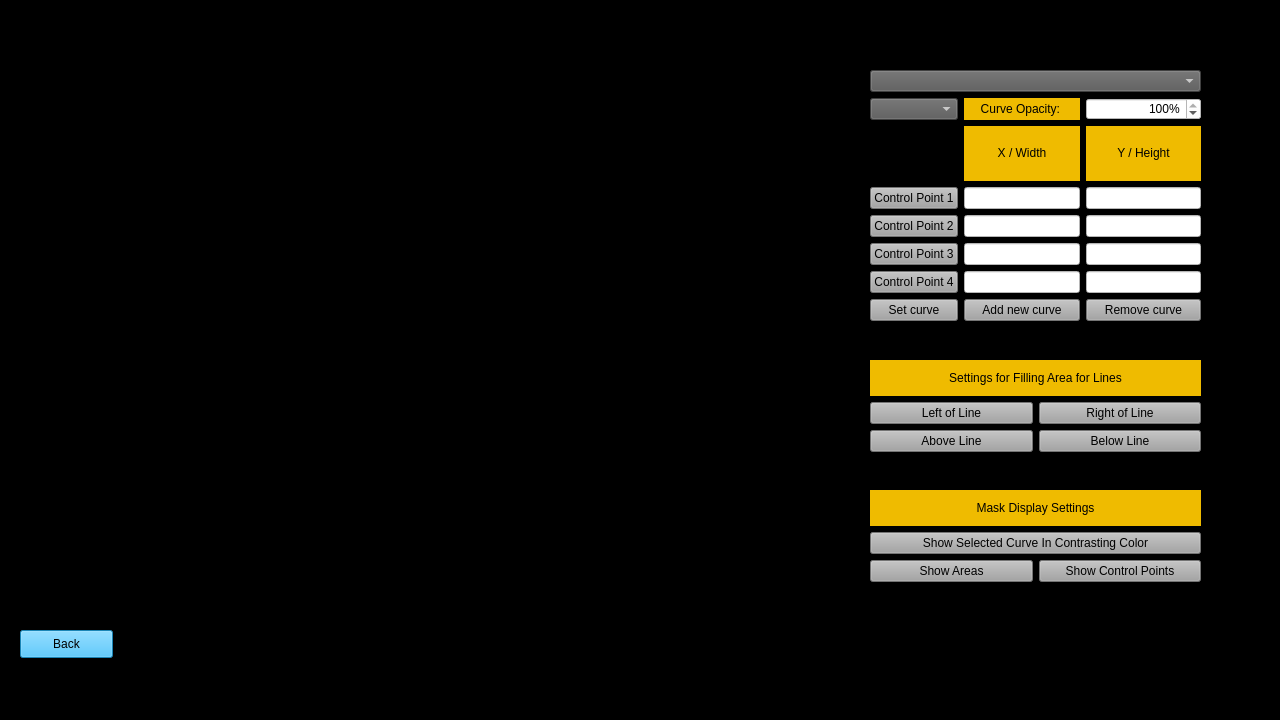
This is GUI/GeometryEditingWindow.ui in K3N-TR4N/Project-Edge-Blending as Qt 5 draws it before an edit. The edited form follows.
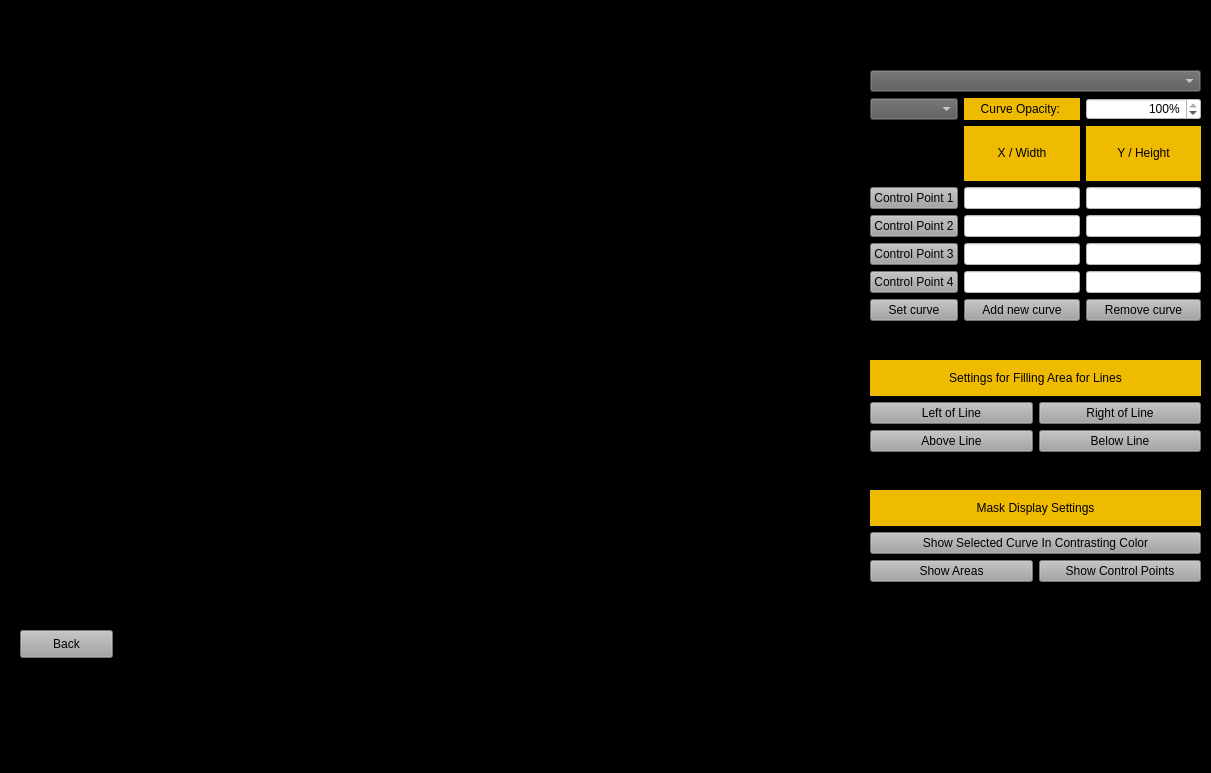
This is the edited form.

Diff of the .ui file:
```diff
--- a/GUI/GeometryEditingWindow.ui
+++ b/GUI/GeometryEditingWindow.ui
@@ -6,8 +6,8 @@
    <rect>
     <x>0</x>
     <y>0</y>
-    <width>1280</width>
-    <height>720</height>
+    <width>1211</width>
+    <height>773</height>
    </rect>
   </property>
   <property name="windowTitle">
@@ -429,7 +429,17 @@
      </rect>
     </property>
     <property name="styleSheet">
-     <string notr="true">background-color: rgb(38, 186, 255);</string>
+     <string notr="true">QPushButton {
+background-color: rgb(162, 162, 162);
+}
+
+QPushButton:hover {
+background-color: rgb(38, 186, 255);
+}
+
+QPushButton:pressed {
+	background-color: rgb(19, 92, 126);
+}</string>
     </property>
     <property name="text">
      <string>Back</string>
```
Left out of the diff: 168 changed lines with no effect on the pictures.
